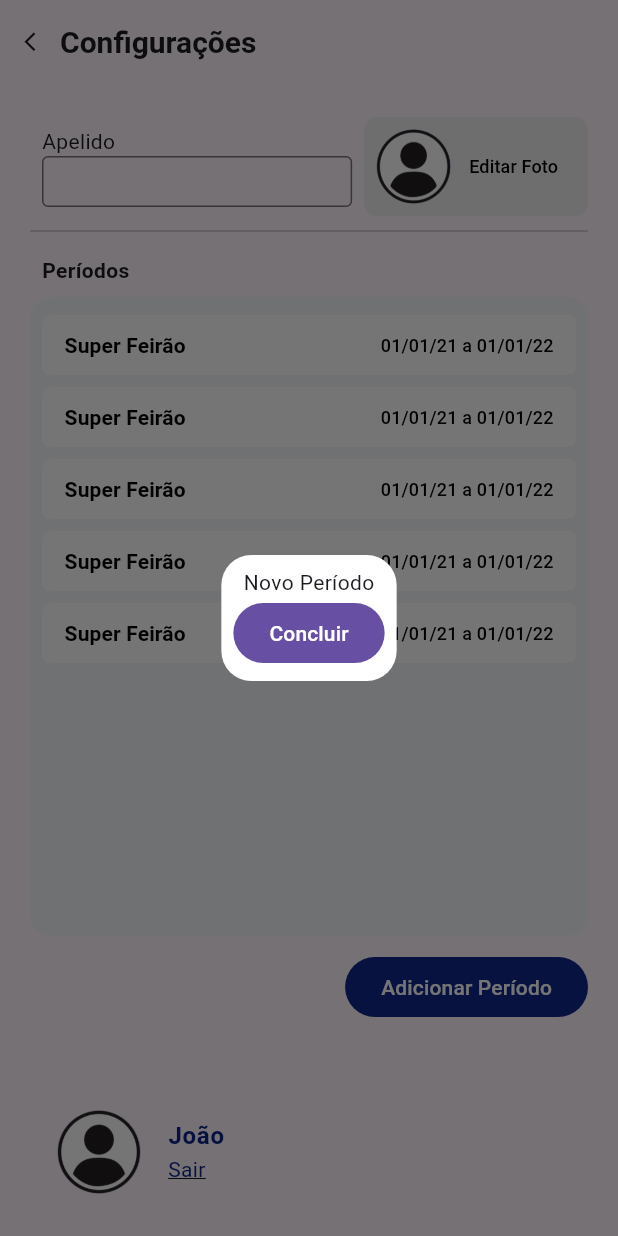
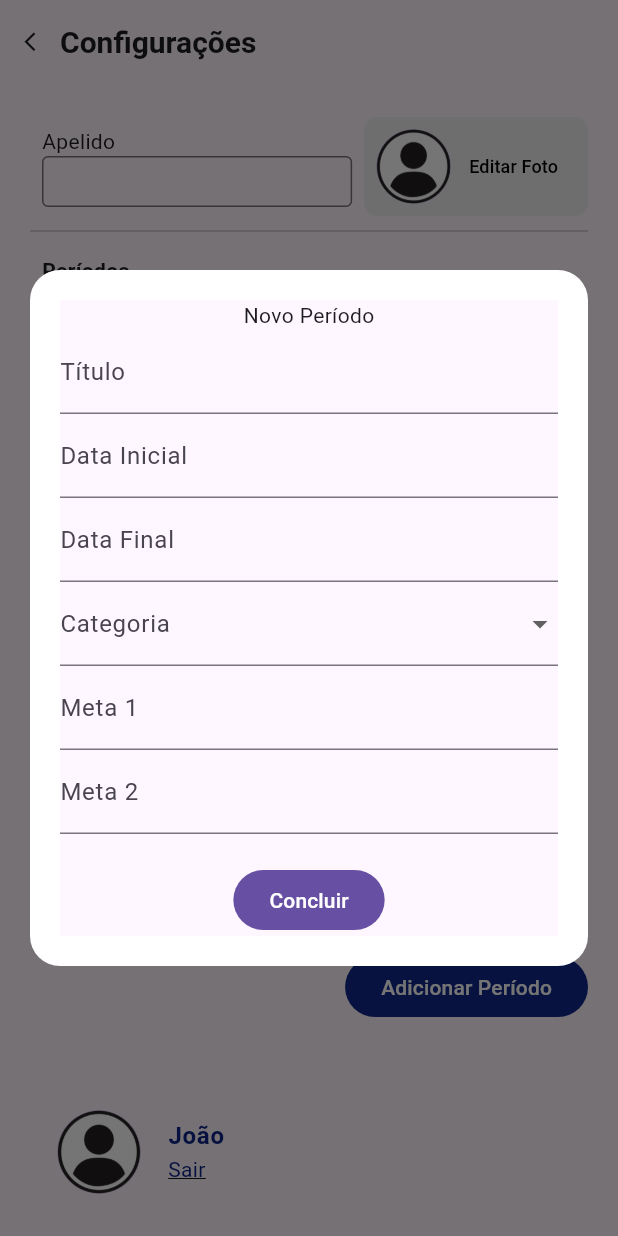
Before and after one commit to julianojstavares/flutter_5acf3936-641e-4b43-97e6-d7b847736091, a Flutter app: the SettingsPage screen opened by its route, after a tap on "Adicionar Período", on a phone screen of 412 x 824 dp. Run offline on Flutter 3.47's test engine with Material 3 defaults, Android fonts, the phone set to English and light mode, and no system bars; drawn by our look-alikes of auto_size_text, flutter_form_builder; our stand-ins replace auto_route, flutter_bloc.

Commit message:
Adding period popup form

```diff
--- a/lib/feature/settings/presentation/widgets/period_popup.dart
+++ b/lib/feature/settings/presentation/widgets/period_popup.dart
@@ -1,6 +1,10 @@
 import 'package:auto_size_text/auto_size_text.dart';
 import 'package:flutter/material.dart';
+import 'package:flutter_form_builder/flutter_form_builder.dart';
 import 'package:frontend/feature/settings/presentation/cubit/dialog_cubit.dart';
+import 'package:intl/intl.dart';
+
+final _formKey = GlobalKey<FormBuilderState>();
 
 class PeriodPopUp extends StatelessWidget {
   final DialogCubit dialogCubit;
@@ -13,20 +17,72 @@ class PeriodPopUp extends StatelessWidget {
   @override
   Widget build(BuildContext context) {
     return Center(
+      child: Padding(
+        padding: const EdgeInsets.symmetric(horizontal: 20),
         child: Container(
           decoration: BoxDecoration(
             color: Colors.white,
             borderRadius: BorderRadius.circular(20),
           ),
           child: Padding(
-          padding: const EdgeInsets.all(8.0),
+            padding: const EdgeInsets.all(20),
+            child: Material(
               child: Column(
                 mainAxisAlignment: MainAxisAlignment.center,
                 mainAxisSize: MainAxisSize.min,
                 children: [
                   const AutoSizeText("Novo Período"),
+                  FormBuilder(
+                    key: _formKey,
+                    child: Column(
+                      children: [
+                        FormBuilderTextField(
+                          name: 'title',
+                          decoration:
+                              const InputDecoration(labelText: 'Título'),
+                        ),
+                        FormBuilderDateTimePicker(
+                          name: 'start_date',
+                          format: DateFormat('d MMM yyyy'),
+                          decoration:
+                              const InputDecoration(labelText: 'Data Inicial'),
+                        ),
+                        FormBuilderDateTimePicker(
+                          name: 'end_date',
+                          format: DateFormat('d MMM yyyy'),
+                          decoration:
+                              const InputDecoration(labelText: 'Data Final'),
+                        ),
+                        FormBuilderDropdown(
+                          name: 'category',
+                          decoration:
+                              const InputDecoration(labelText: 'Categoria'),
+                          items: ['Categoria 1', 'Categoria 2', 'Categoria 3']
+                              .map((category) => DropdownMenuItem(
+                                    value: category,
+                                    child: Text(category),
+                                  ))
+                              .toList(),
+                        ),
+                        FormBuilderTextField(
+                          name: 'meta1',
+                          decoration: const InputDecoration(
+                              labelText: 'Meta 1', hintText: 'Número'),
+                          keyboardType: TextInputType.number,
+                        ),
+                        FormBuilderTextField(
+                          name: 'meta2',
+                          decoration: const InputDecoration(
+                              labelText: 'Meta 2', hintText: 'Número'),
+                          keyboardType: TextInputType.number,
+                        ),
+                      ],
+                    ),
+                  ),
+                  const SizedBox(height: 20),
                   FilledButton(
                     onPressed: () {
+                      // Adicione aqui a lógica para salvar os dados do formulário
                       dialogCubit.closeDialog();
                       Navigator.of(context).pop();
                     },
@@ -36,6 +92,8 @@ class PeriodPopUp extends StatelessWidget {
               ),
             ),
           ),
+        ),
+      ),
     );
   }
 }
--- a/pubspec.yaml
+++ b/pubspec.yaml
@@ -12,6 +12,8 @@ dependencies:
   flutter:
     sdk: flutter
   flutter_bloc: ^8.1.4
+  flutter_form_builder: ^9.2.1
+  intl: ^0.19.0
 
 dev_dependencies:
   flutter_test:
```
Also changed, not shown: pubspec.lock. Lines whose indentation alone changed are shown as unchanged.
